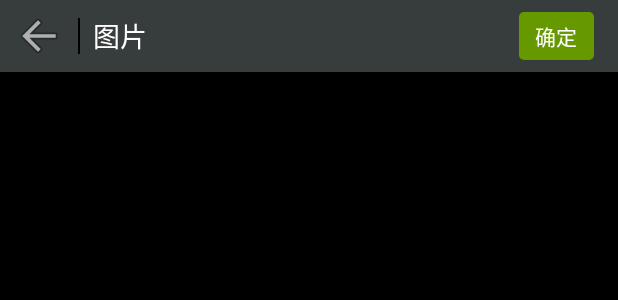
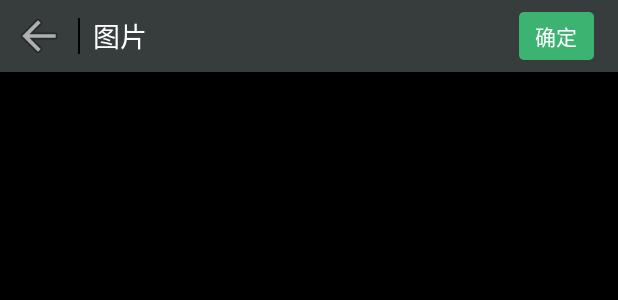
Before and after one commit to QQzs/ForwardStudy, an Android app: the layout activity_clip_image.xml on its own in the app's theme, with its tools: preview values and no code run, on a phone screen of 412 x 824 dp. Shown: the top 300 px of the screen. Run offline under Robolectric (Android 15) with nearby library versions, the phone set to English and light mode, and no system bars; network calls fail.

Commit message:
2.0 select image

```diff
--- a/imageselector/src/main/res/drawable/btn_green_shape.xml
+++ b/imageselector/src/main/res/drawable/btn_green_shape.xml
@@ -1,5 +1,5 @@
 <?xml version="1.0" encoding="utf-8"?>
 <shape xmlns:android="http://schemas.android.com/apk/res/android">
     <corners android:radius="3dp" />
-    <solid android:color="@android:color/holo_green_dark" />
+    <solid android:color="#3CB371" />
 </shape>
```
Also changed, not shown: imageselector/src/main/res/drawable-xhdpi/icon_image_select.png, imageselector/src/main/res/drawable-xhdpi/icon_image_un_select.png.
